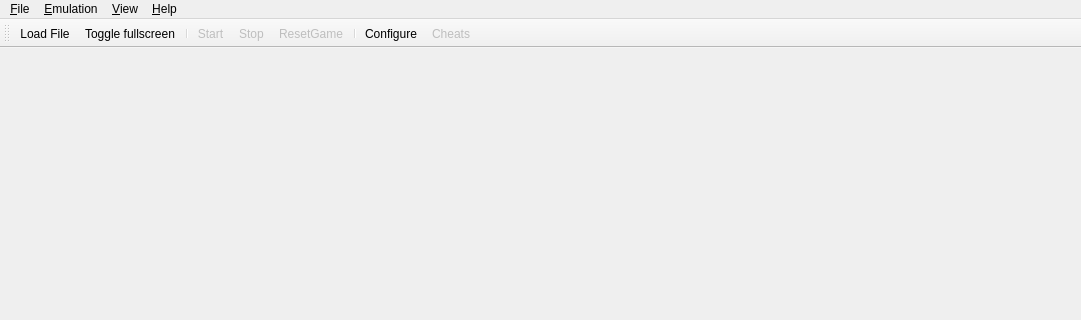
This is src/citra_qt/main.ui in miyaneko76/citra as Qt 5 draws it before an edit; both pictures show x 0 to 1081 and y 0 to 320 of the 1081 by 730 pixel window. The edited form follows.
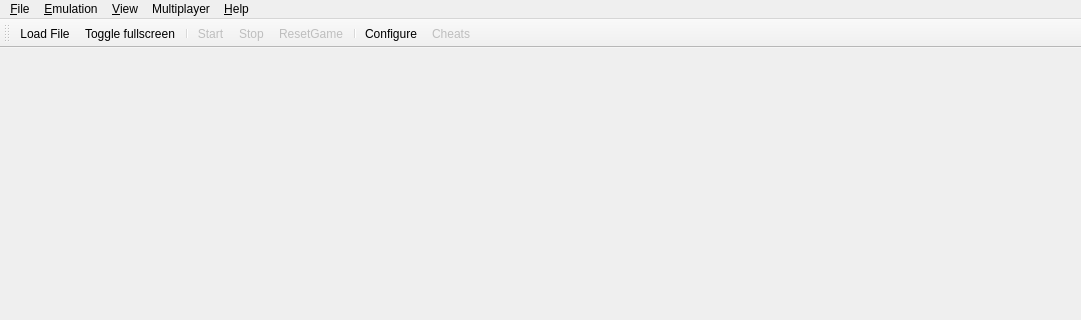
This is the edited form. Icons and pictures are not drawn.

Patch:
```diff
--- a/src/citra_qt/main.ui
+++ b/src/citra_qt/main.ui
@@ -103,6 +103,20 @@
     <addaction name="action_Show_Status_Bar"/>
     <addaction name="menu_View_Debugging"/>
    </widget>
+   <widget class="QMenu" name="menu_Multiplayer">
+    <property name="enabled">
+     <bool>true</bool>
+    </property>
+    <property name="title">
+     <string>Multiplayer</string>
+    </property>
+    <addaction name="action_View_Lobby"/>
+    <addaction name="action_Start_Room"/>
+    <addaction name="action_Stop_Room"/>
+    <addaction name="action_Connect_To_Room"/>
+    <addaction name="separator"/>
+    <addaction name="action_Chat"/>
+   </widget>
    <widget class="QMenu" name="menu_Help">
     <property name="title">
      <string>&amp;Help</string>
@@ -116,6 +130,7 @@
    <addaction name="menu_File"/>
    <addaction name="menu_Emulation"/>
    <addaction name="menu_View"/>
+   <addaction name="menu_Multiplayer"/>
    <addaction name="menu_Help"/>
   </widget>
     <widget class="QToolBar" name="toolbar">
```
Left out of the diff: 37 changed lines with no effect on the pictures.
